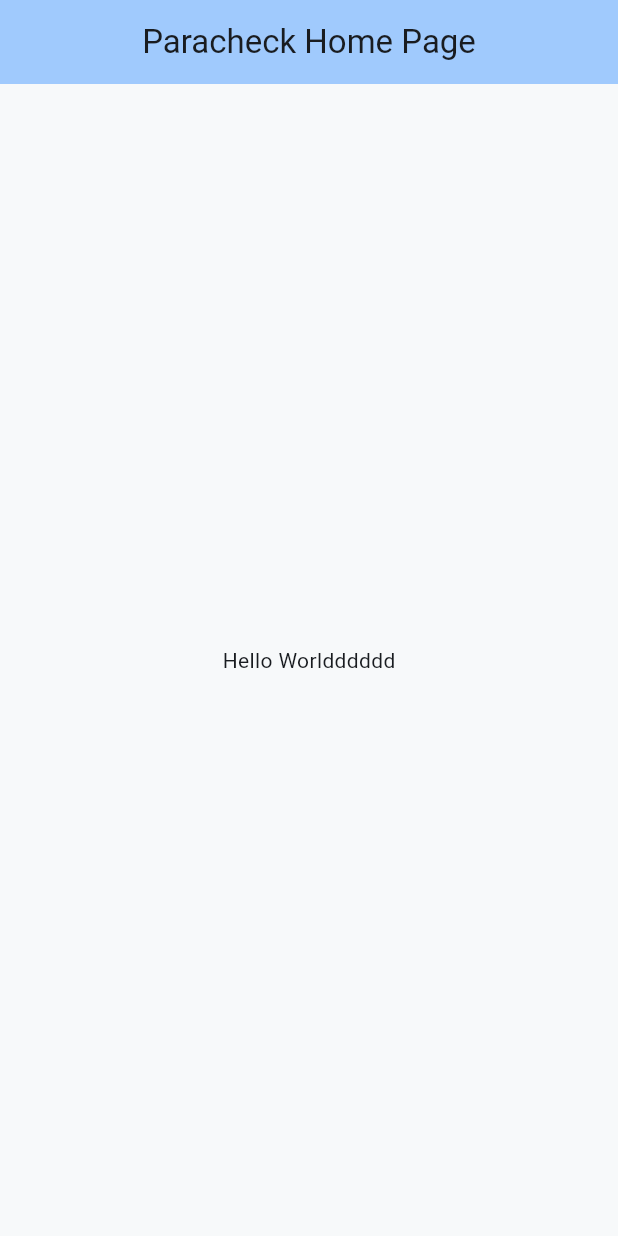
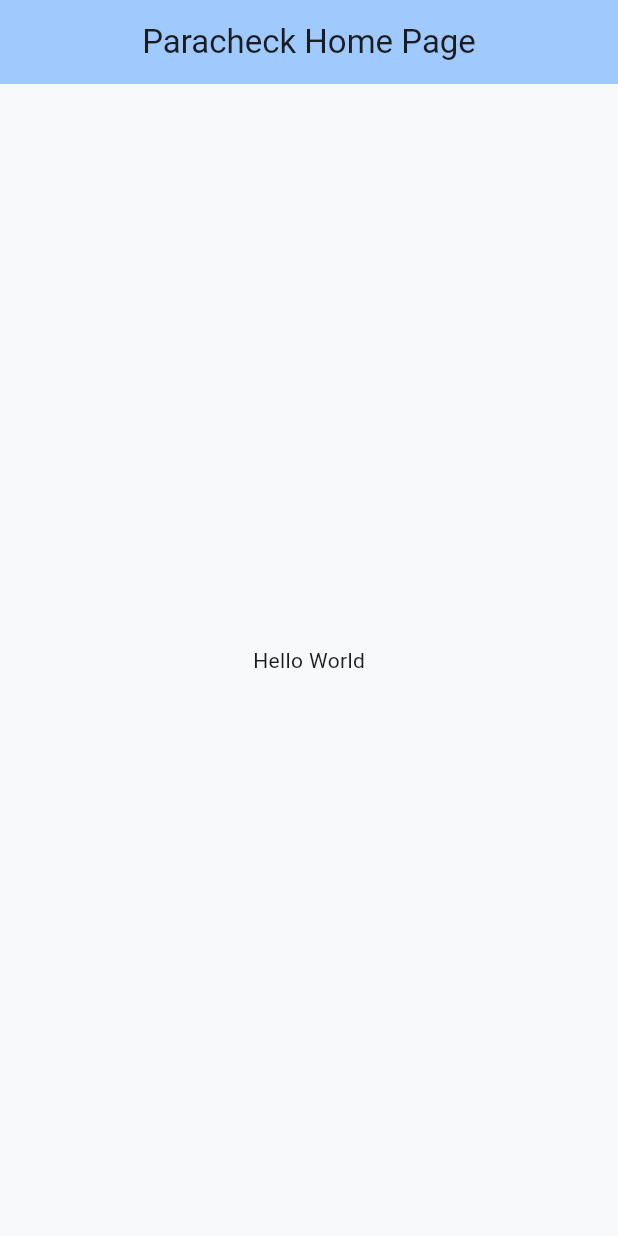
Before and after one commit to Diego-PB/ParaCheck, a Flutter app: the screen it shows after launch, on a phone screen of 412 x 824 dp. Run offline on Flutter 3.47's test engine with Material 3 defaults, Android fonts, the phone set to English and light mode, and no system bars.

Commit message:
CI: test valide

```diff
--- a/app/paracheck/lib/main.dart
+++ b/app/paracheck/lib/main.dart
@@ -41,7 +41,7 @@ class _MyHomePageState extends State<MyHomePage> {
       body: Center(
         child: Column(
           mainAxisAlignment: MainAxisAlignment.center,
-          children: <Widget>[const Text('Hello Worldddddd')],
+          children: <Widget>[const Text('Hello World')],
         ),
       ),
     );
```
